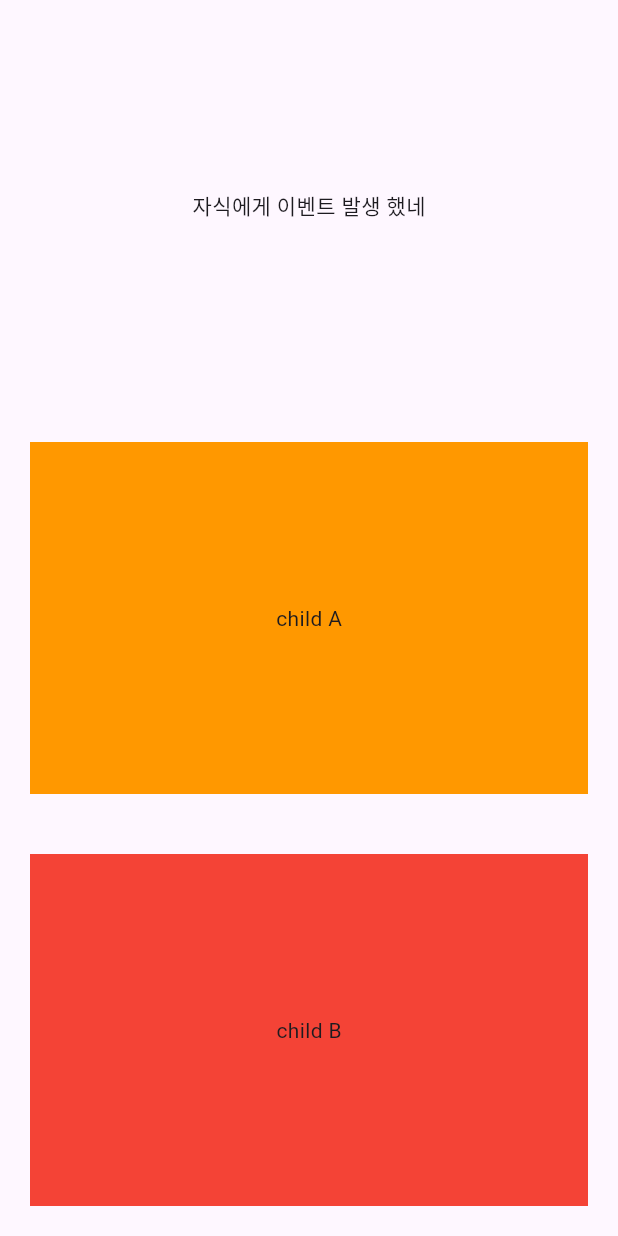
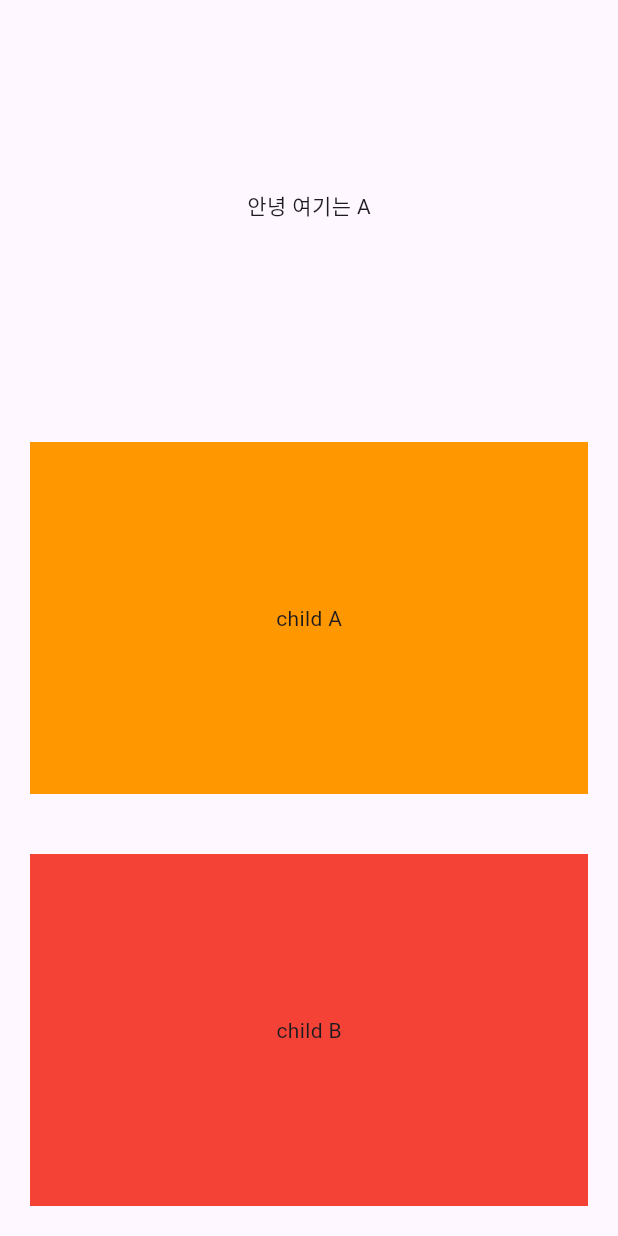
Before and after one commit to bbarkse93/flutter_callback, a Flutter app: the screen it shows after launch, after a tap on "child A", on a phone screen of 412 x 824 dp. Run offline on Flutter 3.47's test engine with Material 3 defaults, Android fonts, the phone set to English and light mode, and no system bars.

Commit message:
콜백 함수 3단계

```diff
--- a/lib/main.dart
+++ b/lib/main.dart
@@ -16,16 +16,21 @@ class _MyAppState extends State<MyApp> {
   String childMessageContent = "여기는 부모 위젯 영역이야";
 
   // 자식들에게 함수를 전달
-  void onCallbackPressed(){
-
+  // 매개 변수를 받을 수 있도록 설계하자
+  // 함수의 설계모양이 변경 됨
+  // (msg){}, --> String
+  // (context){} --> BuildContext
+  void onCallbackPressed(String msg){
     // 화면 랜더링
+    // setState --> build()함수 다시 실행해!
     setState(() {
-      childMessageContent = "자식에게 이벤트 발생 했네";
+      childMessageContent = msg;
     });
   }
 
   @override
   Widget build(BuildContext context) {
+    print("부모위젯에 빌드함수가 다시 호출 되니?");
     return MaterialApp(
       debugShowCheckedModeBanner: false,
       home: SafeArea(
@@ -33,8 +38,8 @@ class _MyAppState extends State<MyApp> {
           body: Column(
             children: [
               Expanded(child: Center(child: Text(childMessageContent))),
-              Expanded(flex: 1, child: ChildA(callback: onCallbackPressed,)),
-              Expanded(flex: 1, child: ChildB(callback: onCallbackPressed,)),
+              Expanded(flex: 1, child: ChildA(onCallback: onCallbackPressed,)),
+              Expanded(flex: 1, child: ChildB(onCallback: onCallbackPressed,)),
             ],
           ),
         ),
@@ -46,10 +51,13 @@ class _MyAppState extends State<MyApp> {
 class ChildA extends StatelessWidget {
 
   // 상태와 기능
-  final VoidCallback callback;
+  // final VoidCallback callback; //(String msg) {}
+  // Function() x
+  final Function(String msg) onCallback;
+
 
   const ChildA({
-    required this.callback,
+    required this.onCallback,
     super.key});
 
   @override
@@ -57,7 +65,9 @@ class ChildA extends StatelessWidget {
     return Padding(
       padding: const EdgeInsets.all(20.0),
       child: InkWell(
-        onTap: callback,
+        onTap: () {
+          onCallback('안녕 여기는 A');
+        },
         child: Container(
           width: double.infinity,
           color: Colors.orange,
@@ -72,9 +82,11 @@ class ChildA extends StatelessWidget {
 
 class ChildB extends StatelessWidget {
 
-  final VoidCallback callback;
+  // final VoidCallback callback; // 이건 매개 변수가 없는 콜백 함수를 빠르게 사용하기 위함
+  final Function onCallback;
+
   const ChildB({
-    required this.callback,
+    required this.onCallback,
     super.key});
 
   @override
@@ -82,7 +94,10 @@ class ChildB extends StatelessWidget {
     return Padding(
       padding: const EdgeInsets.all(20.0),
       child: InkWell(
-        onTap: callback,
+        onTap:
+            () {
+              onCallback('하이 여기는 어딜까?');
+            },
         child: Container(
           width: double.infinity,
           color: Colors.red,
```
